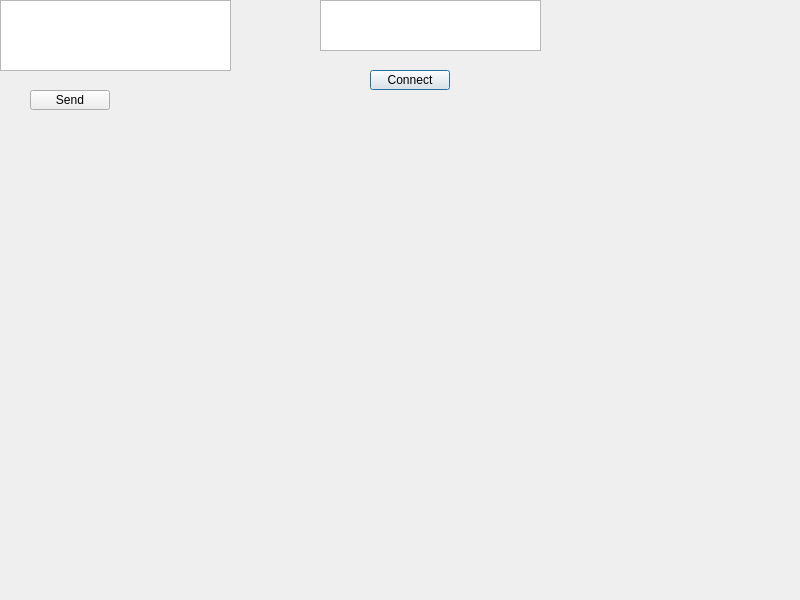
The window that networkmaster.ui (ett-baibai/mster) describes before a commit, drawn with Qt 5.
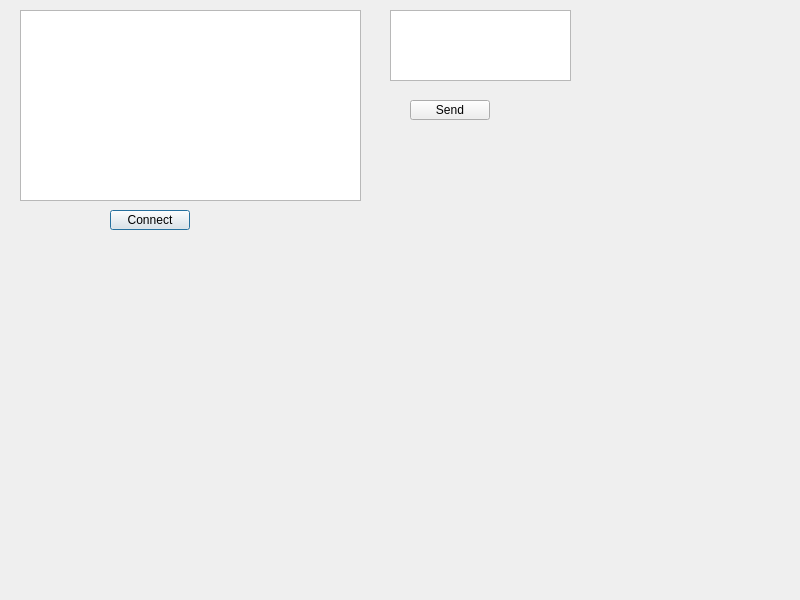
The same window after the commit.

The edit to the form file:
```diff
--- a/networkmaster.ui
+++ b/networkmaster.ui
@@ -13,21 +13,11 @@
   <property name="windowTitle">
    <string>networkNaster</string>
   </property>
-  <widget class="QTextBrowser" name="IPAddrBrowser">
-   <property name="geometry">
-    <rect>
-     <x>320</x>
-     <y>0</y>
-     <width>221</width>
-     <height>51</height>
-    </rect>
-   </property>
-  </widget>
   <widget class="QPushButton" name="ConnectBtn">
    <property name="geometry">
     <rect>
-     <x>370</x>
-     <y>70</y>
+     <x>110</x>
+     <y>210</y>
      <width>80</width>
      <height>20</height>
     </rect>
@@ -39,9 +29,9 @@
   <widget class="QTextEdit" name="SendMsgEdit">
    <property name="geometry">
     <rect>
-     <x>0</x>
-     <y>0</y>
-     <width>231</width>
+     <x>390</x>
+     <y>10</y>
+     <width>181</width>
      <height>71</height>
     </rect>
    </property>
@@ -49,8 +39,8 @@
   <widget class="QPushButton" name="SendBtn">
    <property name="geometry">
     <rect>
-     <x>30</x>
-     <y>90</y>
+     <x>410</x>
+     <y>100</y>
      <width>80</width>
      <height>20</height>
     </rect>
@@ -59,6 +49,16 @@
     <string>Send</string>
    </property>
   </widget>
+  <widget class="QListWidget" name="MessageList">
+   <property name="geometry">
+    <rect>
+     <x>20</x>
+     <y>10</y>
+     <width>341</width>
+     <height>191</height>
+    </rect>
+   </property>
+  </widget>
  </widget>
  <resources/>
  <connections/>
```
